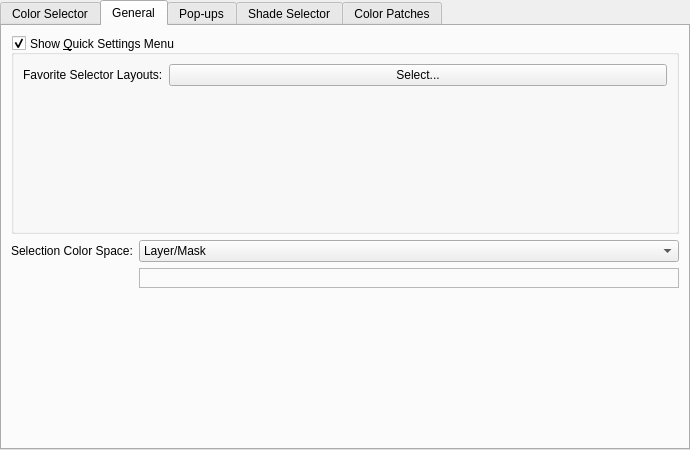
First picture: the form in plugins/dockers/widegamutcolorselector/WdgWGSelectorSettings.ui, repository KDE/krita, before the edit.
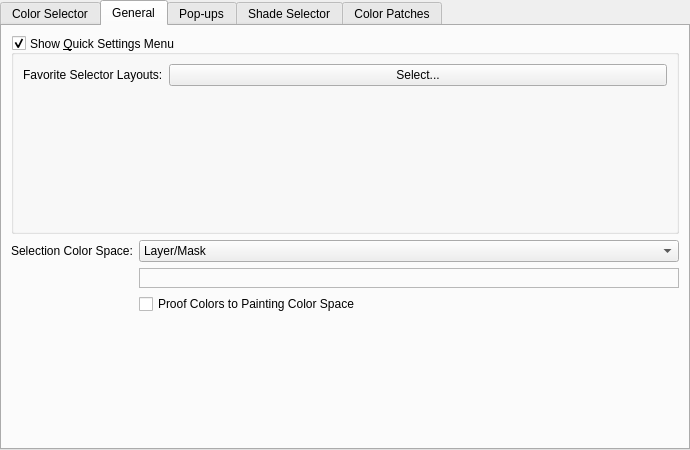
Second picture: the form after the edit. The open tabs and pages were chosen to show the change. Custom widgets are drawn as their Qt base class.

Commit message:
Implement proofing selector colors to painting color space
KoColorDisplayRendererInterface gained
- an additional parameter to conversion functions to proof
  colors to painting color space
- a way to query the actual node painting color space
- a new overload for toQImage that takes a raw memory block, copying
  it into a paint device first adds unnecessary overhead

Patch:
```diff
--- a/plugins/dockers/widegamutcolorselector/WdgWGSelectorSettings.ui
+++ b/plugins/dockers/widegamutcolorselector/WdgWGSelectorSettings.ui
@@ -178,6 +178,13 @@
            </layout>
           </widget>
          </item>
+         <item row="2" column="1">
+          <widget class="QCheckBox" name="chkProofColors">
+           <property name="text">
+            <string>Proof Colors to Painting Color Space</string>
+           </property>
+          </widget>
+         </item>
         </layout>
        </item>
       </layout>
```
The commit also changes 17 other files.
